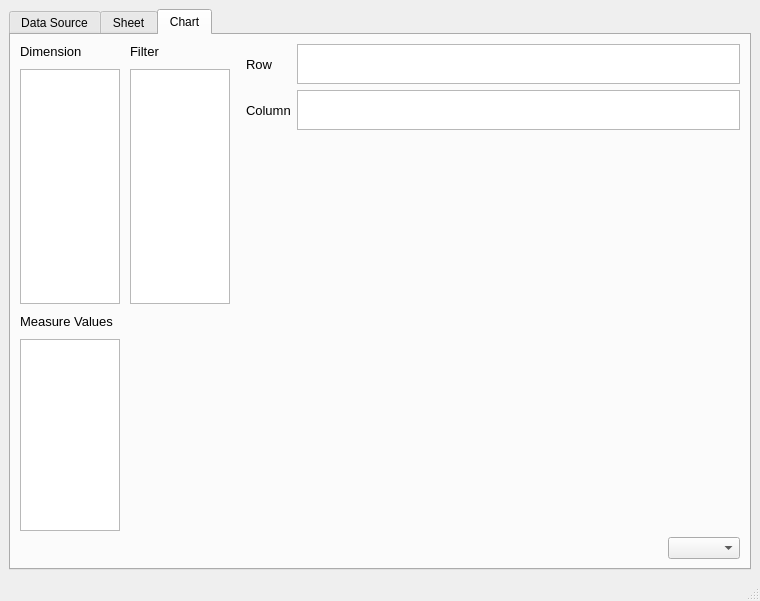
First picture: the form in mainGUI.ui, repository ThanawatKMUTNB/DataViz, before the edit.
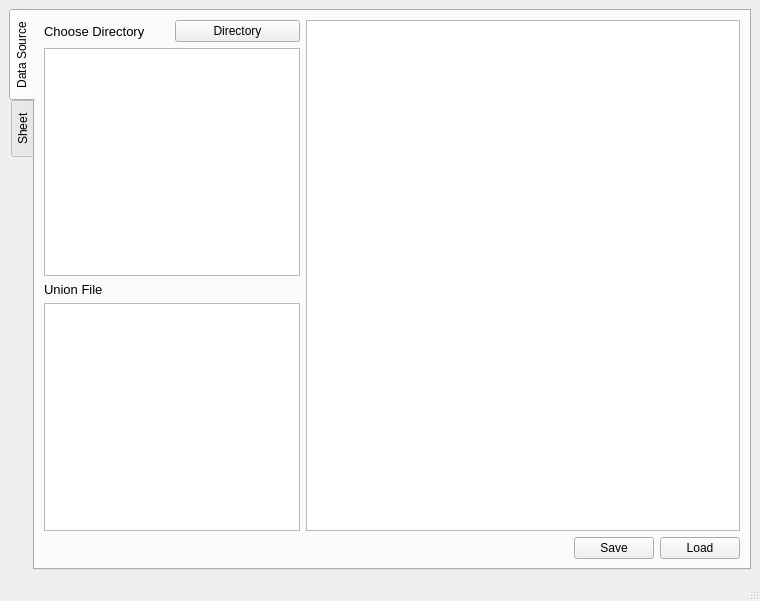
Second picture: the form after the edit. The open tabs and pages were chosen to show the change. Custom widgets are drawn as their Qt base class.

What changed in the file:
```diff
--- a/mainGUI.ui
+++ b/mainGUI.ui
@@ -20,6 +20,9 @@
    <layout class="QGridLayout" name="gridLayout_7">
     <item row="0" column="0">
      <widget class="QTabWidget" name="tabWidget">
+      <property name="tabPosition">
+       <enum>QTabWidget::West</enum>
+      </property>
       <property name="tabShape">
        <enum>QTabWidget::Rounded</enum>
       </property>
@@ -243,43 +246,8 @@
        <attribute name="title">
         <string>Sheet</string>
        </attribute>
-       <layout class="QGridLayout" name="gridLayout_14">
-        <item row="0" column="0">
-         <layout class="QGridLayout" name="gridLayout_11">
-          <item row="1" column="0" colspan="3">
-           <layout class="QGridLayout" name="gridLayout_9">
-            <item row="0" column="0">
-             <spacer name="horizontalSpacer_2">
-              <property name="orientation">
-               <enum>Qt::Horizontal</enum>
-              </property>
-              <property name="sizeType">
-               <enum>QSizePolicy::Expanding</enum>
-              </property>
-              <property name="sizeHint" stdset="0">
-               <size>
-                <width>500</width>
-                <height>20</height>
-               </size>
-              </property>
-             </spacer>
-            </item>
-            <item row="0" column="1">
-             <widget class="QComboBox" name="chartType">
-              <property name="sizePolicy">
-               <sizepolicy hsizetype="Preferred" vsizetype="Preferred">
-                <horstretch>0</horstretch>
-                <verstretch>0</verstretch>
-               </sizepolicy>
-              </property>
-              <property name="maxVisibleItems">
-               <number>10</number>
-              </property>
-             </widget>
-            </item>
-           </layout>
-          </item>
-          <item row="0" column="0" colspan="2">
+       <layout class="QGridLayout" name="gridLayout_12">
+        <item row="0" column="0" rowspan="2">
            <layout class="QGridLayout" name="gridLayout_10">
             <property name="sizeConstraint">
              <enum>QLayout::SetNoConstraint</enum>
@@ -407,6 +375,9 @@
               <property name="acceptDrops">
                <bool>false</bool>
               </property>
+            <property name="editTriggers">
+             <set>QAbstractItemView::AllEditTriggers</set>
+            </property>
               <property name="showDropIndicator" stdset="0">
                <bool>false</bool>
               </property>
@@ -414,7 +385,7 @@
                <bool>true</bool>
               </property>
               <property name="dragDropOverwriteMode">
-               <bool>false</bool>
+             <bool>true</bool>
               </property>
               <property name="dragDropMode">
                <enum>QAbstractItemView::DragOnly</enum>
@@ -426,7 +397,7 @@
                <number>100</number>
               </property>
               <property name="wordWrap">
-               <bool>true</bool>
+             <bool>false</bool>
               </property>
               <property name="sortingEnabled">
                <bool>true</bool>
@@ -493,9 +464,7 @@
             </item>
            </layout>
           </item>
-          <item row="0" column="2">
-           <layout class="QGridLayout" name="gridLayout_13">
-            <item row="0" column="0">
+        <item row="0" column="1">
              <layout class="QGridLayout" name="gridLayout_8">
               <item row="0" column="1">
                <widget class="rowListClass" name="RowList">
@@ -762,7 +731,17 @@
               </item>
              </layout>
             </item>
-            <item row="1" column="0">
+        <item row="1" column="1">
+         <widget class="QTabWidget" name="tabWidget_2">
+          <property name="currentIndex">
+           <number>0</number>
+          </property>
+          <widget class="QWidget" name="tab">
+           <attribute name="title">
+            <string>Table</string>
+           </attribute>
+           <layout class="QGridLayout" name="gridLayout_2">
+            <item row="0" column="0">
              <widget class="QTableView" name="sheetTable">
               <property name="sizePolicy">
                <sizepolicy hsizetype="Expanding" vsizetype="Expanding">
@@ -784,6 +763,7 @@
               </property>
               <property name="font">
                <font>
+                <pointsize>8</pointsize>
                 <stylestrategy>PreferDefault</stylestrategy>
                </font>
               </property>
@@ -838,535 +818,13 @@
              </widget>
             </item>
            </layout>
-          </item>
-         </layout>
-        </item>
-       </layout>
-      </widget>
-      <widget class="QWidget" name="chartTab">
+          </widget>
+          <widget class="QWidget" name="tab_2">
        <attribute name="title">
         <string>Chart</string>
        </attribute>
-       <layout class="QGridLayout" name="gridLayout_20">
+           <layout class="QGridLayout" name="gridLayout_11">
         <item row="0" column="0">
-         <layout class="QGridLayout" name="gridLayout_15">
-          <item row="1" column="0" colspan="3">
-           <layout class="QGridLayout" name="gridLayout_16">
-            <item row="0" column="0">
-             <spacer name="horizontalSpacer_3">
-              <property name="orientation">
-               <enum>Qt::Horizontal</enum>
-              </property>
-              <property name="sizeType">
-               <enum>QSizePolicy::Expanding</enum>
-              </property>
-              <property name="sizeHint" stdset="0">
-               <size>
-                <width>500</width>
-                <height>20</height>
-               </size>
-              </property>
-             </spacer>
-            </item>
-            <item row="0" column="1">
-             <widget class="QComboBox" name="chartType_2">
-              <property name="sizePolicy">
-               <sizepolicy hsizetype="Preferred" vsizetype="Preferred">
-                <horstretch>0</horstretch>
-                <verstretch>0</verstretch>
-               </sizepolicy>
-              </property>
-              <property name="maxVisibleItems">
-               <number>10</number>
-              </property>
-             </widget>
-            </item>
-           </layout>
-          </item>
-          <item row="0" column="0" colspan="2">
-           <layout class="QGridLayout" name="gridLayout_17">
-            <property name="sizeConstraint">
-             <enum>QLayout::SetNoConstraint</enum>
-            </property>
-            <property name="spacing">
-             <number>10</number>
-            </property>
-            <item row="0" column="0">
-             <widget class="QLabel" name="DimensionValuesLabel_2">
-              <property name="sizePolicy">
-               <sizepolicy hsizetype="Fixed" vsizetype="Fixed">
-                <horstretch>0</horstretch>
-                <verstretch>0</verstretch>
-               </sizepolicy>
-              </property>
-              <property name="font">
-               <font>
-                <pointsize>10</pointsize>
-               </font>
-              </property>
-              <property name="text">
-               <string>Dimension</string>
-              </property>
-             </widget>
-            </item>
-            <item row="1" column="0" rowspan="2">
-             <widget class="QListWidget" name="FileListDimension_2">
-              <property name="sizePolicy">
-               <sizepolicy hsizetype="Minimum" vsizetype="Expanding">
-                <horstretch>0</horstretch>
-                <verstretch>0</verstretch>
-               </sizepolicy>
-              </property>
-              <property name="minimumSize">
-               <size>
-                <width>100</width>
-                <height>0</height>
-               </size>
-              </property>
-              <property name="maximumSize">
-               <size>
-                <width>100</width>
-                <height>16777215</height>
-               </size>
-              </property>
-              <property name="focusPolicy">
-               <enum>Qt::StrongFocus</enum>
-              </property>
-              <property name="acceptDrops">
-               <bool>false</bool>
-              </property>
-              <property name="editTriggers">
-               <set>QAbstractItemView::AllEditTriggers</set>
-              </property>
-              <property name="tabKeyNavigation">
-               <bool>false</bool>
-              </property>
-              <property name="showDropIndicator" stdset="0">
-               <bool>false</bool>
-              </property>
-              <property name="dragEnabled">
-               <bool>true</bool>
-              </property>
-              <property name="dragDropOverwriteMode">
-               <bool>true</bool>
-              </property>
-              <property name="dragDropMode">
-               <enum>QAbstractItemView::DragOnly</enum>
-              </property>
-              <property name="defaultDropAction">
-               <enum>Qt::CopyAction</enum>
-              </property>
-              <property name="batchSize">
-               <number>100</number>
-              </property>
-              <property name="wordWrap">
-               <bool>false</bool>
-              </property>
-              <property name="sortingEnabled">
-               <bool>true</bool>
-              </property>
-             </widget>
-            </item>
-            <item row="3" column="0">
-             <widget class="QLabel" name="MeasureValuesLabel_2">
-              <property name="sizePolicy">
-               <sizepolicy hsizetype="Fixed" vsizetype="Fixed">
-                <horstretch>0</horstretch>
-                <verstretch>0</verstretch>
-               </sizepolicy>
-              </property>
-              <property name="font">
-               <font>
-                <pointsize>10</pointsize>
-               </font>
-              </property>
-              <property name="text">
-               <string>Measure Values</string>
-              </property>
-             </widget>
-            </item>
-            <item row="4" column="0">
-             <widget class="QListWidget" name="FileListMes_2">
-              <property name="sizePolicy">
-               <sizepolicy hsizetype="Minimum" vsizetype="Fixed">
-                <horstretch>0</horstretch>
-                <verstretch>0</verstretch>
-               </sizepolicy>
-              </property>
-              <property name="minimumSize">
-               <size>
-                <width>100</width>
-                <height>0</height>
-               </size>
-              </property>
-              <property name="maximumSize">
-               <size>
-                <width>100</width>
-                <height>16777215</height>
-               </size>
-              </property>
-              <property name="focusPolicy">
-               <enum>Qt::StrongFocus</enum>
-              </property>
-              <property name="acceptDrops">
-               <bool>false</bool>
-              </property>
-              <property name="showDropIndicator" stdset="0">
-               <bool>false</bool>
-              </property>
-              <property name="dragEnabled">
-               <bool>true</bool>
-              </property>
-              <property name="dragDropOverwriteMode">
-               <bool>false</bool>
-              </property>
-              <property name="dragDropMode">
-               <enum>QAbstractItemView::DragOnly</enum>
-              </property>
-              <property name="defaultDropAction">
-               <enum>Qt::CopyAction</enum>
-              </property>
-              <property name="batchSize">
-               <number>100</number>
-              </property>
-              <property name="wordWrap">
-               <bool>true</bool>
-              </property>
-              <property name="sortingEnabled">
-               <bool>true</bool>
-              </property>
-             </widget>
-            </item>
-            <item row="0" column="1" colspan="2">
-             <widget class="QLabel" name="filterLabel_2">
-              <property name="sizePolicy">
-               <sizepolicy hsizetype="Fixed" vsizetype="Fixed">
-                <horstretch>0</horstretch>
-                <verstretch>0</verstretch>
-               </sizepolicy>
-              </property>
-              <property name="minimumSize">
-               <size>
-                <width>0</width>
-                <height>0</height>
-               </size>
-              </property>
-              <property name="font">
-               <font>
-                <pointsize>10</pointsize>
-               </font>
-              </property>
-              <property name="text">
-               <string>Filter</string>
-              </property>
-             </widget>
-            </item>
-            <item row="1" column="1" rowspan="2">
-             <widget class="rowListClass" name="filterList_2">
-              <property name="sizePolicy">
-               <sizepolicy hsizetype="Minimum" vsizetype="Expanding">
-                <horstretch>0</horstretch>
-                <verstretch>0</verstretch>
-               </sizepolicy>
-              </property>
-              <property name="minimumSize">
-               <size>
-                <width>100</width>
-                <height>0</height>
-               </size>
-              </property>
-              <property name="maximumSize">
-               <size>
-                <width>100</width>
-                <height>16777215</height>
-               </size>
-              </property>
-              <property name="acceptDrops">
-               <bool>true</bool>
-              </property>
-              <property name="showDropIndicator" stdset="0">
-               <bool>false</bool>
-              </property>
-              <property name="dragDropMode">
-               <enum>QAbstractItemView::DragDrop</enum>
-              </property>
-              <property name="defaultDropAction">
-               <enum>Qt::MoveAction</enum>
-              </property>
-             </widget>
-            </item>
-           </layout>
-          </item>
-          <item row="0" column="2">
-           <layout class="QGridLayout" name="gridLayout_18">
-            <item row="0" column="0">
-             <layout class="QGridLayout" name="gridLayout_19">
-              <item row="0" column="1">
-               <widget class="rowListClass" name="RowList_2">
-                <property name="sizePolicy">
-                 <sizepolicy hsizetype="Expanding" vsizetype="Preferred">
-                  <horstretch>0</horstretch>
-                  <verstretch>0</verstretch>
-                 </sizepolicy>
-                </property>
-                <property name="minimumSize">
-                 <size>
-                  <width>0</width>
-                  <height>40</height>
-                 </size>
-                </property>
-                <property name="maximumSize">
-                 <size>
-                  <width>16777215</width>
-                  <height>40</height>
-                 </size>
-                </property>
-                <property name="mouseTracking">
-                 <bool>true</bool>
-                </property>
-                <property name="contextMenuPolicy">
-                 <enum>Qt::DefaultContextMenu</enum>
-                </property>
-                <property name="acceptDrops">
-                 <bool>true</bool>
-                </property>
-                <property name="layoutDirection">
-                 <enum>Qt::LeftToRight</enum>
-                </property>
-                <property name="autoFillBackground">
-                 <bool>true</bool>
-                </property>
-                <property name="autoScroll">
-                 <bool>true</bool>
-                </property>
-                <property name="autoScrollMargin">
-                 <number>5</number>
-                </property>
-                <property name="editTriggers">
-                 <set>QAbstractItemView::DoubleClicked|QAbstractItemView::EditKeyPressed|QAbstractItemView::SelectedClicked</set>
-                </property>
-                <property name="showDropIndicator" stdset="0">
-                 <bool>false</bool>
-                </property>
-                <property name="dragEnabled">
-                 <bool>true</bool>
-                </property>
-                <property name="dragDropOverwriteMode">
-                 <bool>false</bool>
-                </property>
-                <property name="dragDropMode">
-                 <enum>QAbstractItemView::DragDrop</enum>
-                </property>
-                <property name="defaultDropAction">
-                 <enum>Qt::MoveAction</enum>
-                </property>
-                <property name="selectionMode">
-                 <enum>QAbstractItemView::SingleSelection</enum>
-                </property>
-                <property name="textElideMode">
-                 <enum>Qt::ElideMiddle</enum>
-                </property>
-                <property name="verticalScrollMode">
-                 <enum>QAbstractItemView::ScrollPerItem</enum>
-                </property>
-                <property name="horizontalScrollMode">
-                 <enum>QAbstractItemView::ScrollPerItem</enum>
-                </property>
-                <property name="flow">
-                 <enum>QListView::LeftToRight</enum>
-                </property>
-                <property name="isWrapping" stdset="0">
-                 <bool>false</bool>
-                </property>
-                <property name="resizeMode">
-                 <enum>QListView::Adjust</enum>
-                </property>
-                <property name="spacing">
-                 <number>0</number>
-                </property>
-                <property name="gridSize">
-                 <size>
-                  <width>100</width>
-                  <height>0</height>
-                 </size>
-                </property>
-                <property name="viewMode">
-                 <enum>QListView::ListMode</enum>
-                </property>
-                <property name="modelColumn">
-                 <number>0</number>
-                </property>
-                <property name="uniformItemSizes">
-                 <bool>false</bool>
-                </property>
-                <property name="wordWrap">
-                 <bool>false</bool>
-                </property>
-                <property name="selectionRectVisible">
-                 <bool>false</bool>
-                </property>
-                <property name="sortingEnabled">
-                 <bool>false</bool>
-                </property>
-               </widget>
-              </item>
-              <item row="1" column="0">
-               <widget class="QLabel" name="ColLabel_2">
-                <property name="sizePolicy">
-                 <sizepolicy hsizetype="Preferred" vsizetype="Preferred">
-                  <horstretch>0</horstretch>
-                  <verstretch>0</verstretch>
-                 </sizepolicy>
-                </property>
-                <property name="minimumSize">
-                 <size>
-                  <width>0</width>
-                  <height>30</height>
-                 </size>
-                </property>
-                <property name="font">
-                 <font>
-                  <pointsize>10</pointsize>
-                 </font>
-                </property>
-                <property name="text">
-                 <string>Column</string>
-                </property>
-               </widget>
-              </item>
-              <item row="0" column="0">
-               <widget class="QLabel" name="RowLabel_2">
-                <property name="sizePolicy">
-                 <sizepolicy hsizetype="Preferred" vsizetype="Preferred">
-                  <horstretch>0</horstretch>
-                  <verstretch>0</verstretch>
-                 </sizepolicy>
-                </property>
-                <property name="minimumSize">
-                 <size>
-                  <width>0</width>
-                  <height>30</height>
-                 </size>
-                </property>
-                <property name="font">
-                 <font>
-                  <pointsize>10</pointsize>
-                 </font>
-                </property>
-                <property name="text">
-                 <string>Row</string>
-                </property>
-               </widget>
-              </item>
-              <item row="1" column="1">
-               <widget class="rowListClass" name="ColList_2">
-                <property name="sizePolicy">
-                 <sizepolicy hsizetype="Expanding" vsizetype="Preferred">
-                  <horstretch>0</horstretch>
-                  <verstretch>0</verstretch>
-                 </sizepolicy>
-                </property>
-                <property name="minimumSize">
-                 <size>
-                  <width>0</width>
-                  <height>40</height>
-                 </size>
-                </property>
-                <property name="maximumSize">
-                 <size>
-                  <width>16777215</width>
-                  <height>40</height>
-                 </size>
-                </property>
-                <property name="mouseTracking">
-                 <bool>true</bool>
-                </property>
-                <property name="contextMenuPolicy">
-                 <enum>Qt::DefaultContextMenu</enum>
-                </property>
-                <property name="acceptDrops">
-                 <bool>true</bool>
-                </property>
-                <property name="layoutDirection">
-                 <enum>Qt::LeftToRight</enum>
-                </property>
-                <property name="autoFillBackground">
-                 <bool>true</bool>
-                </property>
-                <property name="autoScroll">
-                 <bool>true</bool>
-                </property>
-                <property name="autoScrollMargin">
-                 <number>5</number>
-                </property>
-                <property name="showDropIndicator" stdset="0">
-                 <bool>false</bool>
-                </property>
-                <property name="dragEnabled">
-                 <bool>true</bool>
-                </property>
-                <property name="dragDropOverwriteMode">
-                 <bool>false</bool>
-                </property>
-                <property name="dragDropMode">
-                 <enum>QAbstractItemView::DragDrop</enum>
-                </property>
-                <property name="defaultDropAction">
-                 <enum>Qt::MoveAction</enum>
-                </property>
-                <property name="selectionMode">
-                 <enum>QAbstractItemView::SingleSelection</enum>
-                </property>
-                <property name="textElideMode">
-                 <enum>Qt::ElideMiddle</enum>
-                </property>
-                <property name="verticalScrollMode">
-                 <enum>QAbstractItemView::ScrollPerItem</enum>
-                </property>
-                <property name="horizontalScrollMode">
-                 <enum>QAbstractItemView::ScrollPerItem</enum>
-                </property>
-                <property name="flow">
-                 <enum>QListView::LeftToRight</enum>
-                </property>
-                <property name="isWrapping" stdset="0">
-                 <bool>false</bool>
-                </property>
-                <property name="resizeMode">
-                 <enum>QListView::Adjust</enum>
-                </property>
-                <property name="spacing">
-                 <number>0</number>
-                </property>
-                <property name="gridSize">
-                 <size>
-                  <width>100</width>
-                  <height>0</height>
-                 </size>
-                </property>
-                <property name="viewMode">
-                 <enum>QListView::ListMode</enum>
-                </property>
-                <property name="modelColumn">
-                 <number>0</number>
-                </property>
-                <property name="uniformItemSizes">
-                 <bool>false</bool>
-                </property>
-                <property name="wordWrap">
-                 <bool>false</bool>
-                </property>
-                <property name="selectionRectVisible">
-                 <bool>false</bool>
-                </property>
-                <property name="sortingEnabled">
-                 <bool>false</bool>
-                </property>
-               </widget>
-              </item>
-             </layout>
-            </item>
-            <item row="1" column="0">
              <widget class="QFrame" name="frame">
               <property name="sizePolicy">
                <sizepolicy hsizetype="Expanding" vsizetype="Expanding">
@@ -1377,6 +835,39 @@
              </widget>
             </item>
            </layout>
+          </widget>
+         </widget>
+        </item>
+        <item row="2" column="0" colspan="2">
+         <layout class="QGridLayout" name="gridLayout_9">
+          <item row="0" column="0">
+           <spacer name="horizontalSpacer_2">
+            <property name="orientation">
+             <enum>Qt::Horizontal</enum>
+            </property>
+            <property name="sizeType">
+             <enum>QSizePolicy::Expanding</enum>
+            </property>
+            <property name="sizeHint" stdset="0">
+             <size>
+              <width>500</width>
+              <height>20</height>
+             </size>
+            </property>
+           </spacer>
+          </item>
+          <item row="0" column="1">
+           <widget class="QComboBox" name="chartType">
+            <property name="sizePolicy">
+             <sizepolicy hsizetype="Preferred" vsizetype="Preferred">
+              <horstretch>0</horstretch>
+              <verstretch>0</verstretch>
+             </sizepolicy>
+            </property>
+            <property name="maxVisibleItems">
+             <number>10</number>
+            </property>
+           </widget>
           </item>
          </layout>
         </item>
```
Lines whose indentation alone changed are shown as unchanged.
